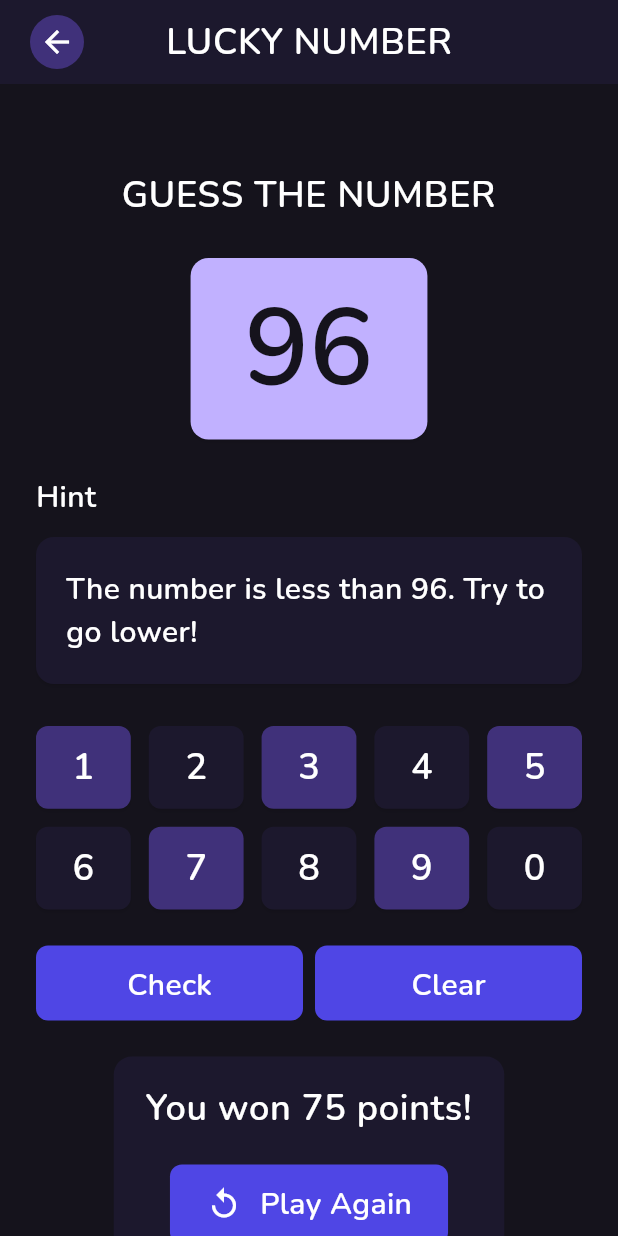
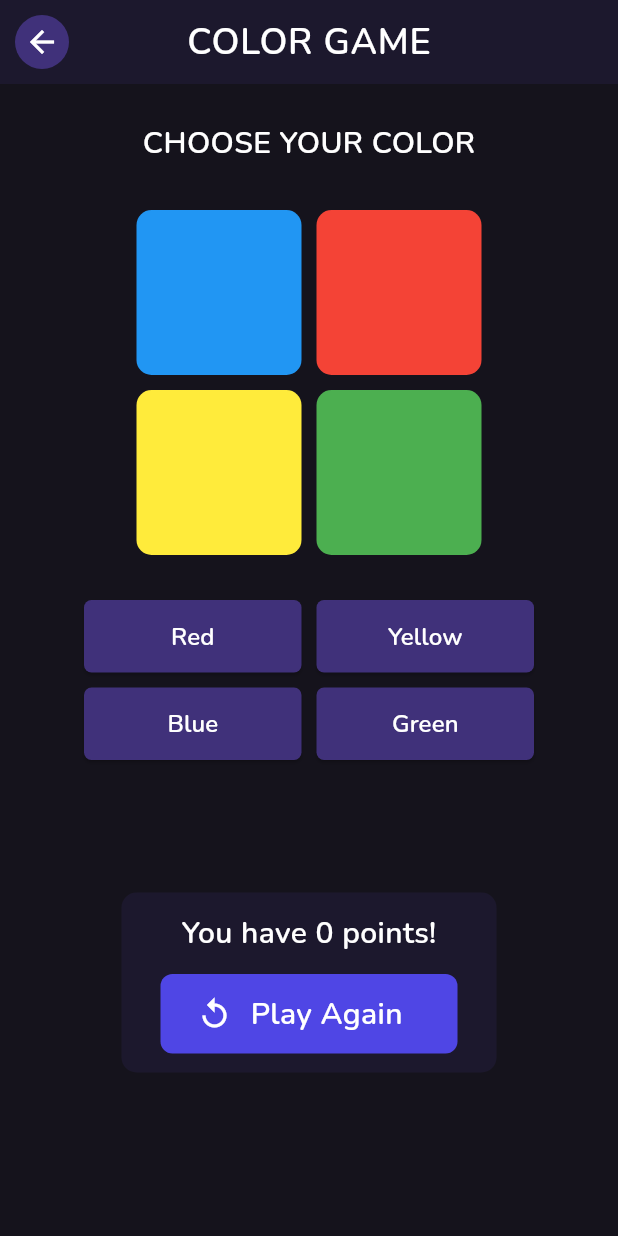
Before and after one commit to jimvdz/fortuneblitz, a Flutter app: the screen it shows after launch, after a tap on "Color Game", on a phone screen of 412 x 824 dp. Run offline on Flutter 3.47's test engine with Material 3 defaults, Android fonts, the phone set to English and light mode, and no system bars; our stand-ins replace flutter_svg, get.

Commit message:
Added fully working games

```diff
--- /dev/null
+++ b/lib/screens/colorgame/colorgame.dart
@@ -0,0 +1,234 @@
+import 'package:flutter/material.dart';
+import 'package:fortuneblitz/theme.dart';
+import 'package:get/get.dart';
+import 'dart:math';
+
+class ColorGame extends StatefulWidget {
+  const ColorGame({super.key});
+
+  @override
+  State<ColorGame> createState() => _ColorGameState();
+}
+
+class _ColorGameState extends State<ColorGame> {
+  List<String> colors = ["Blue", "Red", "Yellow", "Green"];
+  var random = Random();
+  String? playerChoice;
+  List<String> aiChoices = [];
+  int totalPoints = 0;
+  int roundPoints = 0;
+
+  void playGame(String chosenColor) {
+    setState(() {
+      playerChoice = chosenColor;
+      aiChoices = [
+        colors[random.nextInt(colors.length)],
+        colors[random.nextInt(colors.length)],
+        colors[random.nextInt(colors.length)],
+        colors[random.nextInt(colors.length)],
+      ];
+
+      roundPoints = pointSystem(playerChoice!, aiChoices);
+      totalPoints += roundPoints;
+    });
+  }
+
+  int pointSystem(String playerColor, List<String> aiChoices) {
+    int matches = aiChoices.where((color) => color == playerColor).length;
+    return matches * 25;
+  }
+
+  void resetGame() {
+    setState(() {
+      totalPoints = 0;
+      aiChoices.clear();
+    });
+  }
+
+  Widget buildColorBox(String colorName) {
+    Map<String, Color> colorMap = {
+      "Red": Colors.red,
+      "Blue": Colors.blue,
+      "Yellow": Colors.yellow,
+      "Green": Colors.green,
+    };
+    return SizedBox(
+      child: Container(
+        decoration: BoxDecoration(
+          color: colorMap[colorName],
+          borderRadius: BorderRadius.circular(10),
+        ),
+      ),
+    );
+  }
+
+  Widget buildColorButton(String color) {
+    final theme = myTheme;
+    return ElevatedButton(
+      onPressed: () => playGame(color),
+      style: ElevatedButton.styleFrom(
+        backgroundColor: theme.colorScheme.secondary,
+        shape: RoundedRectangleBorder(borderRadius: BorderRadius.circular(5)),
+      ),
+      child: Text(
+        color,
+        style: theme.textTheme.bodySmall?.copyWith(
+          color: theme.colorScheme.onPrimary,
+        ),
+      ),
+    );
+  }
+
+  @override
+  Widget build(BuildContext context) {
+    final theme = Theme.of(context);
+    return Scaffold(
+      appBar: AppBar(
+        centerTitle: true,
+        title: Text(
+          'COLOR GAME',
+          style: theme.textTheme.bodyLarge?.copyWith(
+            fontWeight: FontWeight.bold,
+          ),
+        ),
+        leading: Padding(
+          padding: EdgeInsets.all(10),
+          child: IconButton(
+            icon: Icon(Icons.arrow_back, size: 24, color: Colors.white),
+            onPressed: () {
+              Get.back();
+            },
+            style: IconButton.styleFrom(
+              backgroundColor: theme.colorScheme.secondary,
+              shape: CircleBorder(),
+              padding: EdgeInsets.all(4),
+            ),
+          ),
+        ),
+      ),
+      body: SingleChildScrollView(
+        child: Column(
+          spacing: 20,
+          mainAxisAlignment: MainAxisAlignment.center,
+          crossAxisAlignment: CrossAxisAlignment.center,
+          children: [
+            //start of color game container
+            SizedBox(height: 5),
+            Text(
+              "CHOOSE YOUR COLOR",
+              style: theme.textTheme.bodyMedium?.copyWith(
+                fontWeight: FontWeight.bold,
+              ),
+            ),
+            Center(
+              child: Container(
+                height: 250,
+                width: 250,
+                alignment: Alignment.center,
+                child: Center(
+                  child: SizedBox(
+                    width: 270,
+                    height: 280,
+                    child: GridView.count(
+                      padding: EdgeInsets.all(10),
+                      shrinkWrap: true,
+                      crossAxisCount: 2,
+                      mainAxisSpacing: 10,
+                      crossAxisSpacing: 10,
+                      childAspectRatio: 1,
+                      children:
+                          aiChoices.isNotEmpty
+                              ? aiChoices
+                                  .map((color) => buildColorBox(color))
+                                  .toList()
+                              : [
+                                buildColorBox("Blue"),
+                                buildColorBox("Red"),
+                                buildColorBox("Yellow"),
+                                buildColorBox("Green"),
+                              ],
+                    ),
+                  ),
+                ),
+              ),
+            ),
+
+            SizedBox(
+              width: 300,
+              height: 175,
+              child: GridView.count(
+                shrinkWrap: true,
+                crossAxisCount: 2,
+                mainAxisSpacing: 10,
+                crossAxisSpacing: 10,
+                childAspectRatio: 3,
+                children: [
+                  buildColorButton("Red"),
+                  buildColorButton("Yellow"),
+                  buildColorButton("Blue"),
+                  buildColorButton("Green"),
+                ],
+              ),
+            ),
+            Column(
+              //Points system and play again container
+              children: [
+                Container(
+                  width: 250,
+                  height: 120,
+                  decoration: BoxDecoration(
+                    color: theme.colorScheme.surfaceContainerHighest,
+                    borderRadius: BorderRadius.circular(10),
+                  ),
+                  child: Column(
+                    mainAxisAlignment: MainAxisAlignment.spaceEvenly,
+                    children: [
+                      Text(
+                        "You have $totalPoints points!", //not sure if round or total points ang lalagay
+                        style: theme.textTheme.bodyMedium?.copyWith(
+                          fontWeight: FontWeight.bold,
+                        ),
+                      ),
+                      FilledButton(
+                        onPressed: () {
+                          resetGame();
+                        },
+                        style: ButtonStyle(
+                          shape: WidgetStateProperty.all(
+                            RoundedRectangleBorder(
+                              borderRadius: BorderRadius.circular(8.0),
+                            ),
+                          ),
+                          padding: WidgetStateProperty.all(
+                            EdgeInsets.symmetric(
+                              vertical: 12.0,
+                              horizontal: 24.0,
+                            ),
+                          ),
+                        ),
+                        child: SizedBox(
+                          width: 150,
+                          child: Row(
+                            mainAxisSize: MainAxisSize.min,
+                            children: [
+                              Icon(Icons.replay, size: 24),
+                              SizedBox(width: 12),
+                              Text(
+                                "Play Again",
+                                style: theme.textTheme.bodyMedium,
+                              ),
+                            ],
+                          ),
+                        ),
+                      ),
+                    ],
+                  ),
+                ),
+              ],
+            ),
+          ],
+        ),
+      ),
+    );
+  }
+}
--- a/lib/screens/home/gamecards.dart
+++ b/lib/screens/home/gamecards.dart
@@ -1,7 +1,9 @@
 // Game cards made with <3 by Jimwel L. Valdez (jimvdz). Copyright (c) 2025. All rights reserved.
 
 import 'package:flutter/material.dart';
+import 'package:fortuneblitz/screens/colorgame/colorgame.dart';
 import 'package:fortuneblitz/screens/luckynumber/luckynumber.dart';
+import 'package:fortuneblitz/screens/slotmachine/slotmachine.dart';
 import 'package:get/get.dart';
 
 class GameCards extends StatelessWidget {
@@ -14,11 +16,31 @@ class GameCards extends StatelessWidget {
 
     // List game data para maiwasan repetitive code
     final List<Map<String, dynamic>> games = [
-      {"title": "Jack en Poy", "image": "images/placeholder.jpg", "page": LuckyNumber()},
-      {"title": "Lucky Number", "image": "images/placeholder.jpg", "page": LuckyNumber()},
-      {"title": "Lotto", "image": "images/placeholder.jpg", "page": LuckyNumber()},
-      {"title": "Color Game", "image": "images/placeholder.jpg", "page": LuckyNumber()},
-      {"title": "Slot Machine", "image": "images/placeholder.jpg", "page": LuckyNumber()},
+      {
+        "title": "Jack en Poy",
+        "image": "images/placeholder.jpg",
+        "page": LuckyNumber(),
+      },
+      {
+        "title": "Lucky Number",
+        "image": "images/placeholder.jpg",
+        "page": LuckyNumber(),
+      },
+      {
+        "title": "Lotto",
+        "image": "images/placeholder.jpg",
+        "page": LuckyNumber(),
+      },
+      {
+        "title": "Color Game",
+        "image": "images/placeholder.jpg",
+        "page": ColorGame(),
+      },
+      {
+        "title": "Slot Machine",
+        "image": "images/placeholder.jpg",
+        "page": SlotMachine(),
+      },
     ];
 
     return Wrap(
@@ -27,7 +49,8 @@ class GameCards extends StatelessWidget {
       alignment: WrapAlignment.center,
 
       // Dito mag-iterate para iisang template lang and no repetitive codes
-      children: games.map((game) {
+      children:
+          games.map((game) {
             return SizedBox(
               width: (MediaQuery.of(context).size.width - 40 - 12) / 2,
               child: Card(
@@ -46,7 +69,6 @@ class GameCards extends StatelessWidget {
                     spacing: 8,
                     mainAxisSize: MainAxisSize.min,
                     children: [
-
                       // Game image
                       ClipRRect(
                         borderRadius: BorderRadius.vertical(
@@ -63,7 +85,10 @@ class GameCards extends StatelessWidget {
                       ),
 
                       // Game title
-                  Text('${game["title"]}', style: theme.textTheme.bodyMedium),
+                      Text(
+                        '${game["title"]}',
+                        style: theme.textTheme.bodyMedium,
+                      ),
 
                       // Play button
                       Container(
```
Also changed, not shown: lib/screens/slotmachine/slotmachine.dart (added, +233 -0 lines). Lines whose indentation alone changed are shown as unchanged.
